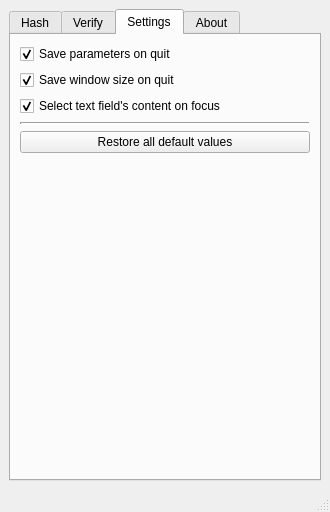
Old version of the form src/mainwindow.ui in the repository GlitchedPolygons/Argon2GUI.
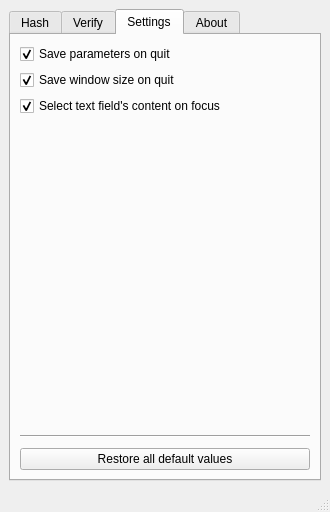
New version of the form. The open tabs and pages were chosen to show the change.

Commit message: Minor improvements to "Verify" tab page (aesthetic).

Diff of the .ui file:
```diff
--- a/src/mainwindow.ui
+++ b/src/mainwindow.ui
@@ -441,16 +441,45 @@
           </property>
          </widget>
         </item>
+        <item>
+         <spacer name="settingsVerticalSpacer">
+          <property name="orientation">
+           <enum>Qt::Vertical</enum>
+          </property>
+          <property name="sizeHint" stdset="0">
+           <size>
+            <width>20</width>
+            <height>267</height>
+           </size>
+          </property>
+         </spacer>
+        </item>
         <item>
          <widget class="Line" name="restoreDefaultSettingsHorizontalSeparatorLine">
           <property name="lineWidth">
-           <number>2</number>
+           <number>1</number>
           </property>
           <property name="orientation">
            <enum>Qt::Horizontal</enum>
           </property>
          </widget>
         </item>
+        <item>
+         <spacer name="restoreDefaultSettingsVerticalSpacer">
+          <property name="orientation">
+           <enum>Qt::Vertical</enum>
+          </property>
+          <property name="sizeType">
+           <enum>QSizePolicy::Fixed</enum>
+          </property>
+          <property name="sizeHint" stdset="0">
+           <size>
+            <width>20</width>
+            <height>4</height>
+           </size>
+          </property>
+         </spacer>
+        </item>
         <item>
          <widget class="QPushButton" name="factoryResetPushButton">
           <property name="text">
@@ -458,19 +487,6 @@
           </property>
          </widget>
         </item>
-        <item>
-         <spacer name="settingsVerticalSpacer">
-          <property name="orientation">
-           <enum>Qt::Vertical</enum>
-          </property>
-          <property name="sizeHint" stdset="0">
-           <size>
-            <width>20</width>
-            <height>316</height>
-           </size>
-          </property>
-         </spacer>
-        </item>
        </layout>
       </widget>
       <widget class="QWidget" name="aboutTab">
```
Left out of the diff: 4 changed lines with no effect on the pictures.
